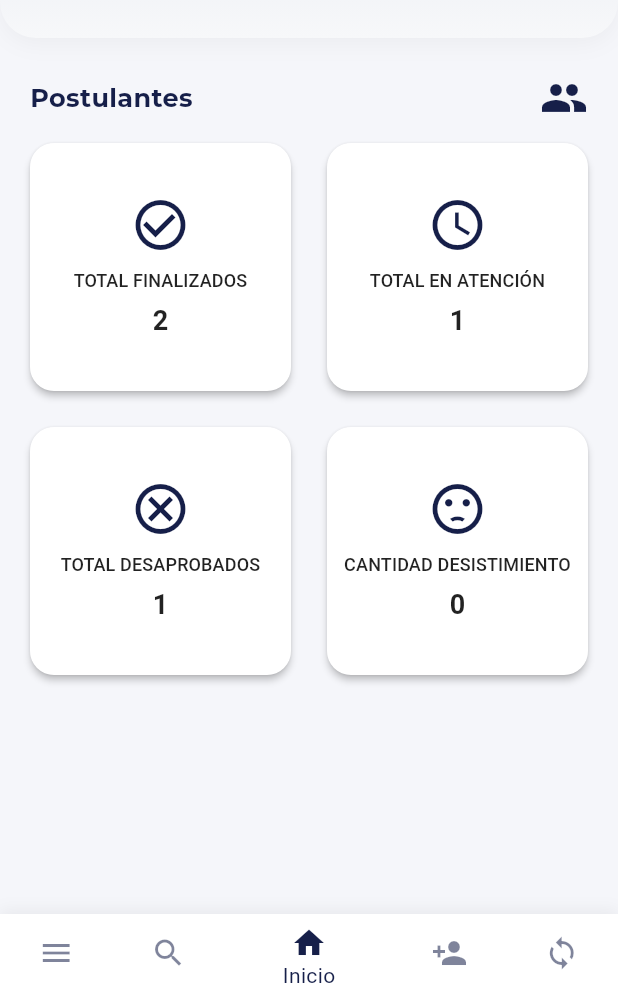
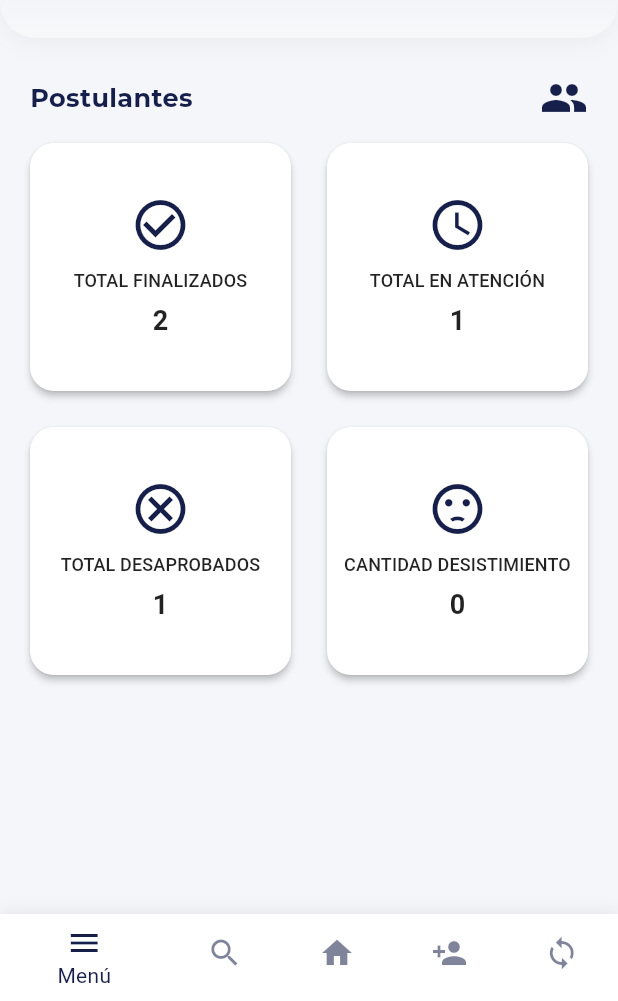
Before and after one commit to FabrizioOMG7/YoContrato, a Flutter app: the screen it shows after launch, after a tap on "Iniciar Sesión", on a phone screen of 412 x 824 dp, the part 235-1236 px from its top. Run offline on Flutter 3.47's test engine with Material 3 defaults, Android fonts, the phone set to English and light mode, and no system bars; our stand-ins replace bloc, equatable, flutter_bloc, google_fonts.

Commit message:
Adaptación del navigation bar
Creación del navigation bar y adaptación a las páginas

```diff
--- a/lib/main.dart
+++ b/lib/main.dart
@@ -1,7 +1,6 @@
 // lib/main.dart
 import 'package:flutter/material.dart';
 import 'package:flutter_bloc/flutter_bloc.dart';
-import 'package:yo_contrato_app/presentation/pages/register_applicant_page.dart';
 
 // Importaciones del módulo de Stats
 import 'presentation/bloc/stat/stat_cubit.dart';
@@ -14,9 +13,9 @@ import 'presentation/bloc/auth/auth_bloc.dart'; // AuthBloc
 import 'domain/usecases/login_user.dart'; // LoginUser
 import 'data/repositories/auth_repository_impl.dart'; // AuthRepositoryImpl
 
-import 'presentation/pages/dashboard_page.dart';
 import 'presentation/pages/login_page.dart';
 import 'core/theme/app_theme.dart';
+import 'presentation/pages/main_navigation_page.dart';
 
 void main() {
   // Configura dependencias para StatCubit (si es necesario)
@@ -52,8 +51,8 @@ class MyApp extends StatelessWidget {
       initialRoute: '/login',
       routes: {
         '/login': (context) => const LoginPage(),
-        '/dashboard': (context) => const DashboardPage(),
-        'register_applicant': (context) => const RegisterApplicantPage(),
+        '/main': (context) => const MainNavigationPage(),
+        //'register_applicant': (context) => const RegisterApplicantPage(),
       },
     );
   }
--- /dev/null
+++ b/lib/presentation/pages/main_navigation_page.dart
@@ -0,0 +1,55 @@
+import 'package:flutter/material.dart';
+import 'package:yo_contrato_app/shared/app_navbar.dart';
+import 'package:yo_contrato_app/shared/modules_panel.dart';
+import 'dashboard_page.dart';
+import 'register_applicant_page.dart';
+
+class MainNavigationPage extends StatefulWidget {
+  const MainNavigationPage({super.key});
+
+  @override
+  State<MainNavigationPage> createState() => _MainNavigationPageState();
+}
+
+class _MainNavigationPageState extends State<MainNavigationPage> {
+  int _currentIndex = 0;
+
+  final List<Widget> _screens = [
+    // El orden debe coincidir con el orden de los ítems del navbar
+    DashboardPage(),           // Menú
+    Container(),               // Buscar (puedes poner tu página de búsqueda)
+    DashboardPage(),           // Inicio (puedes cambiar por otra página principal)
+    RegisterApplicantPage(),   // Agregar
+    Container(),               // Sincronizar (puedes poner tu página de sincronización)
+  ];
+
+void _onNavBarTap(int index) {
+  if (index == 0) {
+    showModalBottomSheet(
+      context: context,
+      builder: (_) => ModulesPanel(
+        isDarkMode: Theme.of(context).brightness == Brightness.dark,
+        onModuleTap: (i) {
+          // Acción al seleccionar módulo (opcional)
+        },
+      ),
+      isScrollControlled: true,
+      backgroundColor: Colors.transparent,
+    );
+    // No cambias el _currentIndex si solo quieres mostrar el panel
+  } else {
+    setState(() => _currentIndex = index);
+  }
+}
+
+  @override
+  Widget build(BuildContext context) {
+    return Scaffold(
+      body: _screens[_currentIndex],
+      bottomNavigationBar: AppNavBar(
+        currentIndex: _currentIndex,
+        onTap: _onNavBarTap,
+      ),
+    );
+  }
+}
--- a/lib/presentation/widgets/auth/login_form.dart
+++ b/lib/presentation/widgets/auth/login_form.dart
@@ -40,7 +40,7 @@ class _LoginFormState extends State<LoginForm> with SingleTickerProviderStateMix
   }
 
   void _goToDashboard() {
-    Navigator.pushReplacementNamed(context, '/dashboard');
+    Navigator.pushReplacementNamed(context, '/main');
   }
 
   @override
--- a/lib/shared/app_footer.dart
+++ b/lib/shared/app_navbar.dart
@@ -1,10 +1,10 @@
 import 'package:flutter/material.dart';
 
-class AppFooter extends StatelessWidget {
+class AppNavBar extends StatelessWidget {
   final int currentIndex;
   final ValueChanged<int> onTap;
 
-  const AppFooter({
+  const AppNavBar({
     super.key,
     required this.currentIndex,
     required this.onTap,
```
Also changed, not shown: lib/presentation/pages/dashboard_page.dart (+0 -34 lines), lib/presentation/pages/register_applicant_page.dart (+1 -35 lines).
